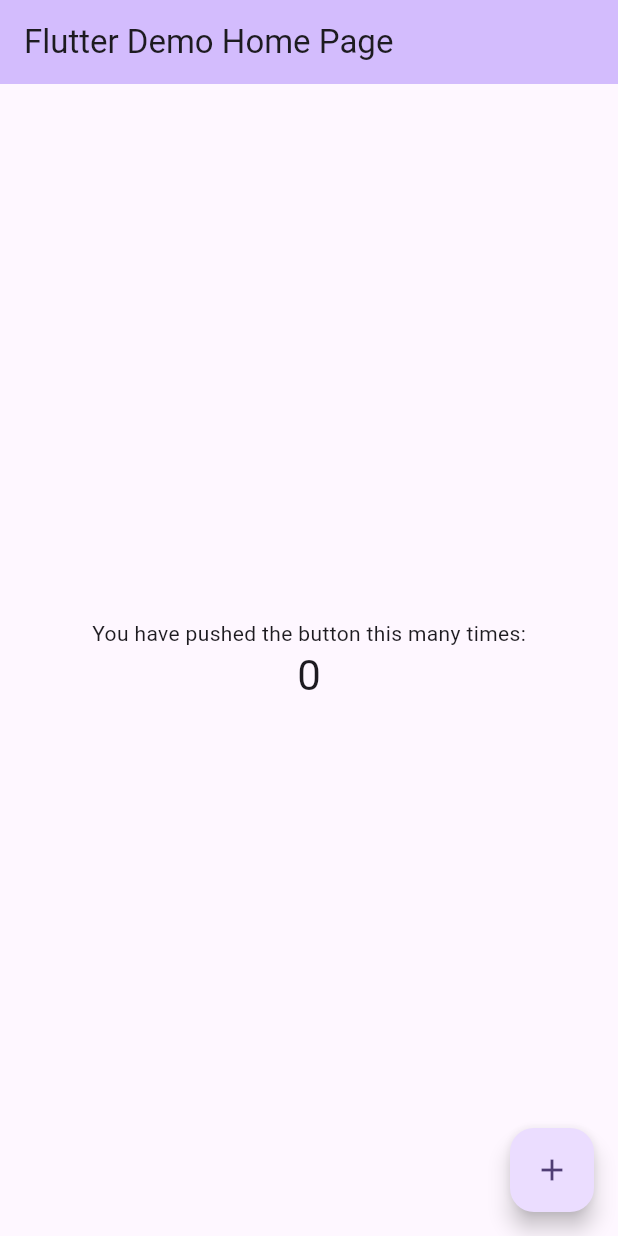
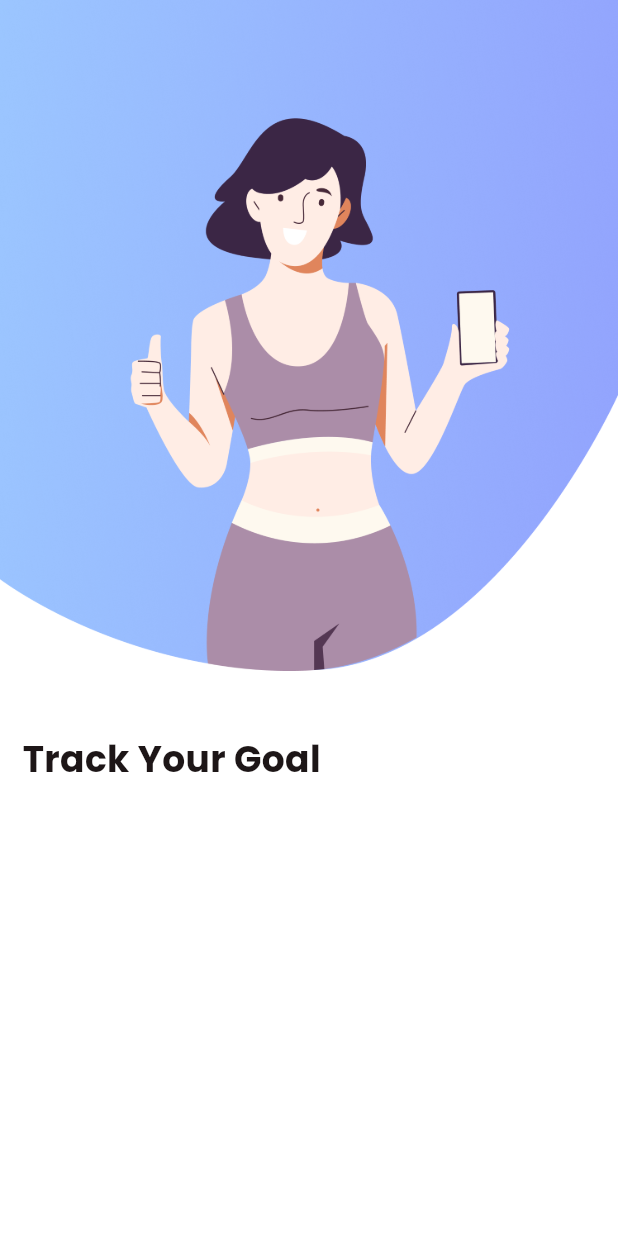
Before and after one commit to Alnaagi/liftlog, a Flutter app: the screen it shows after launch, on a phone screen of 412 x 824 dp. Run offline on Flutter 3.47's test engine with Material 3 defaults, Android fonts, the phone set to English and light mode, and no system bars.

Commit message:
Update Code

```diff
--- /dev/null
+++ b/lib/common/color_extension.dart
@@ -0,0 +1,17 @@
+import 'package:flutter/material.dart';
+
+class myThemecolor {
+  static Color get primaryColor1 => const Color(0xff92A3FD);
+  static Color get primaryColor2 => const Color(0xff9DCEFF);
+
+  static Color get secondaryColor1 => const Color(0xffC58BF2);
+  static Color get secondaryColor2 => const Color(0xffEEA4CE);
+
+  static List<Color> get primaryG => [primaryColor1, primaryColor2];
+  static List<Color> get secondaryG => [secondaryColor2, secondaryColor1];
+
+  static Color get black => const Color(0xff1D1617);
+  static Color get grey => const Color(0xff786F72);
+  static Color get white => Colors.white;
+  static Color get lightGray => const Color(0xffF7F8F8);
+}
--- a/lib/main.dart
+++ b/lib/main.dart
@@ -1,4 +1,6 @@
 import 'package:flutter/material.dart';
+import 'package:liftlog/common/color_extension.dart';
+import 'package:liftlog/screen/onboarding/onboarding_screen.dart';
 
 void main() {
   runApp(const MyApp());
@@ -7,119 +9,14 @@
 class MyApp extends StatelessWidget {
   const MyApp({super.key});
 
-  // This widget is the root of your application.
   @override
   Widget build(BuildContext context) {
     return MaterialApp(
-      title: 'Flutter Demo',
+      title: 'liftlog',
+      debugShowCheckedModeBanner: false,
       theme: ThemeData(
-        // This is the theme of your application.
-        //
-        // TRY THIS: Try running your application with "flutter run". You'll see
-        // the application has a purple toolbar. Then, without quitting the app,
-        // try changing the seedColor in the colorScheme below to Colors.green
-        // and then invoke "hot reload" (save your changes or press the "hot
-        // reload" button in a Flutter-supported IDE, or press "r" if you used
-        // the command line to start the app).
-        //
-        // Notice that the counter didn't reset back to zero; the application
-        // state is not lost during the reload. To reset the state, use hot
-        // restart instead.
-        //
-        // This works for code too, not just values: Most code changes can be
-        // tested with just a hot reload.
-        colorScheme: ColorScheme.fromSeed(seedColor: Colors.deepPurple),
-        useMaterial3: true,
-      ),
-      home: const MyHomePage(title: 'Flutter Demo Home Page'),
+          primaryColor: myThemecolor.primaryColor1, fontFamily: "Poppins"),
+      home: const OnboardingScreen(),
     );
   }
 }
-
-class MyHomePage extends StatefulWidget {
-  const MyHomePage({super.key, required this.title});
-
-  // This widget is the home page of your application. It is stateful, meaning
-  // that it has a State object (defined below) that contains fields that affect
-  // how it looks.
-
-  // This class is the configuration for the state. It holds the values (in this
-  // case the title) provided by the parent (in this case the App widget) and
-  // used by the build method of the State. Fields in a Widget subclass are
-  // always marked "final".
-
-  final String title;
-
-  @override
-  State<MyHomePage> createState() => _MyHomePageState();
-}
-
-class _MyHomePageState extends State<MyHomePage> {
-  int _counter = 0;
-
-  void _incrementCounter() {
-    setState(() {
-      // This call to setState tells the Flutter framework that something has
-      // changed in this State, which causes it to rerun the build method below
-      // so that the display can reflect the updated values. If we changed
-      // _counter without calling setState(), then the build method would not be
-      // called again, and so nothing would appear to happen.
-      _counter++;
-    });
-  }
-
-  @override
-  Widget build(BuildContext context) {
-    // This method is rerun every time setState is called, for instance as done
-    // by the _incrementCounter method above.
-    //
-    // The Flutter framework has been optimized to make rerunning build methods
-    // fast, so that you can just rebuild anything that needs updating rather
-    // than having to individually change instances of widgets.
-    return Scaffold(
-      appBar: AppBar(
-        // TRY THIS: Try changing the color here to a specific color (to
-        // Colors.amber, perhaps?) and trigger a hot reload to see the AppBar
-        // change color while the other colors stay the same.
-        backgroundColor: Theme.of(context).colorScheme.inversePrimary,
-        // Here we take the value from the MyHomePage object that was created by
-        // the App.build method, and use it to set our appbar title.
-        title: Text(widget.title),
-      ),
-      body: Center(
-        // Center is a layout widget. It takes a single child and positions it
-        // in the middle of the parent.
-        child: Column(
-          // Column is also a layout widget. It takes a list of children and
-          // arranges them vertically. By default, it sizes itself to fit its
-          // children horizontally, and tries to be as tall as its parent.
-          //
-          // Column has various properties to control how it sizes itself and
-          // how it positions its children. Here we use mainAxisAlignment to
-          // center the children vertically; the main axis here is the vertical
-          // axis because Columns are vertical (the cross axis would be
-          // horizontal).
-          //
-          // TRY THIS: Invoke "debug painting" (choose the "Toggle Debug Paint"
-          // action in the IDE, or press "p" in the console), to see the
-          // wireframe for each widget.
-          mainAxisAlignment: MainAxisAlignment.center,
-          children: <Widget>[
-            const Text(
-              'You have pushed the button this many times:',
-            ),
-            Text(
-              '$_counter',
-              style: Theme.of(context).textTheme.headlineMedium,
-            ),
-          ],
-        ),
-      ),
-      floatingActionButton: FloatingActionButton(
-        onPressed: _incrementCounter,
-        tooltip: 'Increment',
-        child: const Icon(Icons.add),
-      ), // This trailing comma makes auto-formatting nicer for build methods.
-    );
-  }
-}
--- /dev/null
+++ b/lib/screen/onboarding/onboarding_screen.dart
@@ -0,0 +1,55 @@
+import 'package:flutter/material.dart';
+import 'package:liftlog/common/color_extension.dart';
+
+class OnboardingScreen extends StatefulWidget {
+  const OnboardingScreen({super.key});
+
+  @override
+  State<OnboardingScreen> createState() => _OnboardingScreenState();
+}
+
+class _OnboardingScreenState extends State<OnboardingScreen> {
+  PageController controller = PageController();
+
+  @override
+  Widget build(BuildContext context) {
+    var media = MediaQuery.of(context).size;
+    return Scaffold(
+      backgroundColor: myThemecolor.white,
+      body: Stack(children: [
+        PageView.builder(
+            controller: controller,
+            itemBuilder: (context, index) {
+              return SizedBox(
+                width: media.width,
+                height: media.height,
+                child: Column(
+                  mainAxisAlignment: MainAxisAlignment.start,
+                  crossAxisAlignment: CrossAxisAlignment.start,
+                  children: [
+                    Image.asset(
+                      "assets/images/on1x4.png",
+                      width: media.width,
+                      fit: BoxFit.fitWidth,
+                    ),
+                    SizedBox(
+                      height: media.width * 0.1,
+                    ),
+                    Padding(
+                      padding: const EdgeInsets.symmetric(horizontal: 15),
+                      child: Text(
+                        "Track Your Goal",
+                        style: TextStyle(
+                            color: myThemecolor.black,
+                            fontSize: 24,
+                            fontWeight: FontWeight.w700),
+                      ),
+                    )
+                  ],
+                ),
+              );
+            })
+      ]),
+    );
+  }
+}
```
Also changed, not shown: pubspec.yaml (+10 -17 lines), assets/font/Poppins-Bold.ttf (added), assets/font/Poppins-Regular.ttf (added), assets/images/on1.png (added), assets/images/on1x4.png (added), 1 other file.
